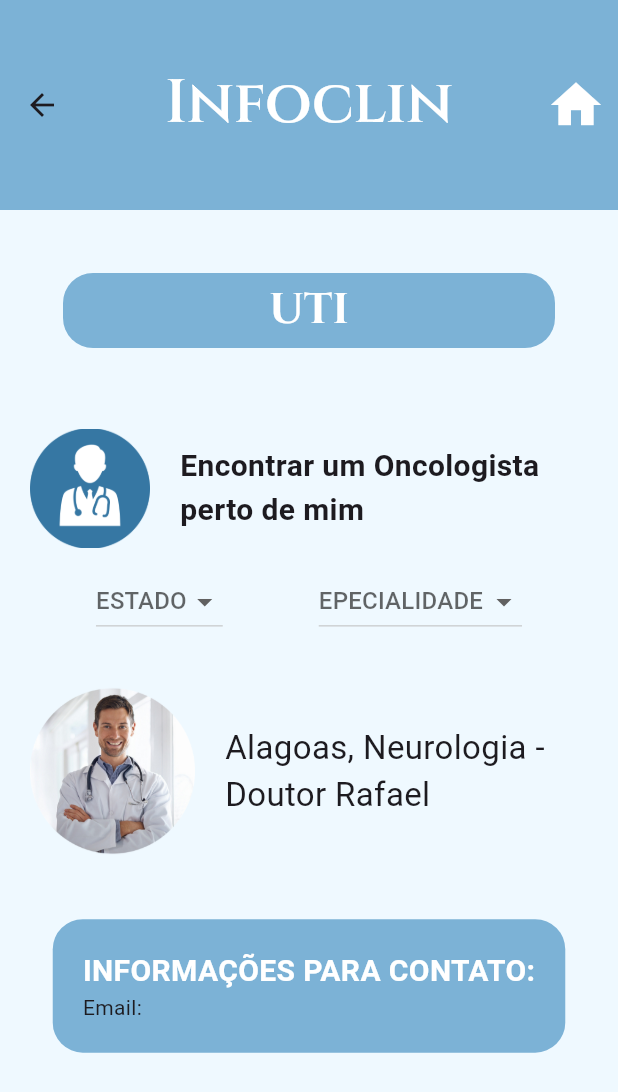
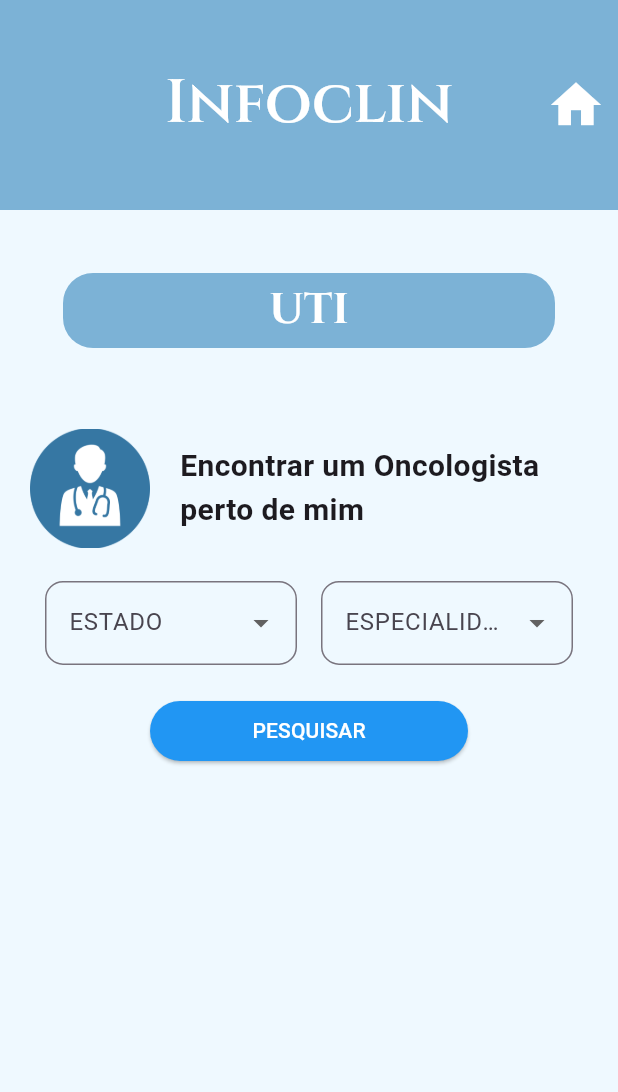
Before and after one commit to leticiavital/Pmovel, a Flutter app: the UTI_page screen opened directly, on a phone screen of 412 x 824 dp. Shown: the top 1092 px of the screen. Run offline on Flutter 3.47's test engine with Material 3 defaults, Android fonts, the phone set to English and light mode, and no system bars; our stand-ins replace google_fonts, sqflite; accounts and stored records are empty; Roboto replaces fonts that are missing (Cairo).

Commit message:
banco funcionando!!!

```diff
--- a/lib/db/db_helper.dart
+++ b/lib/db/db_helper.dart
@@ -32,7 +32,14 @@ class DBHelper {
     await db.execute(sql);
 
     sql =
-    "INSERT INTO Medico(nome, especialidade, estado, email, urlImage) VALUES ('Dra Fernanda' ,'Neurologia', 'Alagoas', 'drafernanda@gmail.com', 'https://encrypted-tbn0.gstatic.com/images?q=tbn:ANd9GcQPd1ag04qAxUqyFsA1waifXN9eNnce45gdKQ&s');";
+    "INSERT INTO Medico(nome, especialidade, estado, email, urlImage) VALUES ('Dra Fernanda' ,'Neurologia', 'AL', 'drafernanda@gmail.com', 'https://encrypted-tbn0.gstatic.com/images?q=tbn:ANd9GcQPd1ag04qAxUqyFsA1waifXN9eNnce45gdKQ&s');";
     await db.execute(sql);
+
+    sql =
+    "INSERT INTO Medico(nome, especialidade, estado, email, urlImage) VALUES ('Dra Fernanda' ,'Neurologia', 'AL', 'drafernanda@gmail.com', 'https://encrypted-tbn0.gstatic.com/images?q=tbn:ANd9GcQPd1ag04qAxUqyFsA1waifXN9eNnce45gdKQ&s');";
+    await db.execute(sql);
+
+
   }
+
 }
--- a/lib/db/medicos_dao.dart
+++ b/lib/db/medicos_dao.dart
@@ -10,7 +10,21 @@ class MedicosDao {
 
     List<Medico> listaMedicos = [];
 
-    await Future.delayed(Duration(seconds: 3));
+    // ForEach
+    for (var json in result) {
+      Medico medico = Medico.fromJson(json);
+      listaMedicos.add(medico);
+    }
+
+    return listaMedicos;
+  }
+
+  Future<List<Medico>> listarPorEstadoEspecialidade(String estado, String especialidade) async {
+    Database db = await DBHelper().initDB();
+    String sql = 'SELECT * FROM Medico WHERE estado = ? and especialidade = ?;';
+    var result = await db.rawQuery(sql, [estado, especialidade]);
+
+    List<Medico> listaMedicos = [];
 
     // ForEach
     for (var json in result) {
--- a/lib/main.dart
+++ b/lib/main.dart
@@ -6,7 +6,7 @@ import 'package:infoclin2/uti_page1.dart';
 void main() {
   runApp(
     MaterialApp(
-        home: UTI_page1()
+        home: UTI_page()
     ),
   );
 }
--- a/lib/uti_page.dart
+++ b/lib/uti_page.dart
@@ -1,21 +1,74 @@
 import 'package:flutter/material.dart';
 import 'package:google_fonts/google_fonts.dart';
+import 'package:infoclin2/domain/medico.dart';
+
+import 'db/medicos_dao.dart';
 
 class UTI_page extends StatefulWidget {
-  const UTI_page({super.key});
+
+  const UTI_page({Key? key}) : super(key: key);
 
   @override
   State<UTI_page> createState() => _UTI_page();
 }
 
 class _UTI_page extends State<UTI_page> {
+
+  String? estadoselecionado;
+  String? especialidadeselecionada;
+
+  final List<String> estados = [
+    'AC',
+    'AL',
+    'AP',
+    'AM',
+    'BA',
+    'CE',
+    'ES',
+    'GO',
+    'MA',
+    'MT',
+    'MS',
+    'MG',
+    'PA',
+    'PB',
+    'PR',
+    'PE',
+    'PI',
+    'RJ',
+    'RN',
+    'SC',
+    'SE',
+    'TO',
+    'DF'
+  ];
+
+  final List<String> especialidades = [
+    'Cardiologia',
+    'Ortopedia',
+    'Neurologia',
+    'Pediatria',
+    'Oftalmologia',
+    'Dermatologia',
+  ];
+
+  bool _mostrarContainer = false;
+
+  List listaMedicos = [];
+
+  loadData(String estado, String especialidade) async {
+    listaMedicos = await MedicosDao().listarPorEstadoEspecialidade(estado, especialidade);
+    setState(() {});
+  }
+
+
   @override
   Widget build(BuildContext context) {
     return SafeArea(
       child: Scaffold(
         appBar: buildAppBar(),
         backgroundColor: Color(0xffeff9ff),
-        body: Column(
+        body: ListView(
           children: [
             Container(
               padding: EdgeInsets.symmetric(horizontal: 5.0, vertical: 5.0),
@@ -59,190 +112,84 @@ class _UTI_page extends State<UTI_page> {
                 ),
               ],
             ),
-            Row(
-              mainAxisAlignment: MainAxisAlignment.spaceEvenly,
+            Padding(
+              padding: const EdgeInsets.symmetric(horizontal: 30, vertical: 10),
+              child: Row(
                 children: [
-                DropdownButton(
-                    hint: Text('ESTADO'),
-                    items: const [
-                      DropdownMenuItem(
-                        child: Text('AC'),
-                        value: ('ESTADO'),
-                      ),
-                      DropdownMenuItem(
-                        child: Text('AL'),
-                        value: ('ESTADO'),
-                      ),
-                      DropdownMenuItem(
-                        child: Text('AP'),
-                        value: ('ESTADO'),
-                      ),
-                      DropdownMenuItem(
-                        child: Text('AM'),
-                        value: ('ESTADO'),
-                      ),
-                      DropdownMenuItem(
-                        child: Text('BA'),
-                        value: ('ESTADO'),
-                      ),
-                      DropdownMenuItem(
-                        child: Text('CE'),
-                        value: ('ESTADO'),
-                      ),
-                      DropdownMenuItem(
-                        child: Text('ES'),
-                        value: ('ESTADO'),
-                      ),
-                      DropdownMenuItem(
-                        child: Text('GO'),
-                        value: ('ESTADO'),
-                      ),
-                      DropdownMenuItem(
-                        child: Text('MA'),
-                        value: ('ESTADO'),
-                      ),
-                      DropdownMenuItem(
-                        child: Text('MT'),
-                        value: ('ESTADO'),
-                      ),
-                      DropdownMenuItem(
-                        child: Text('MS'),
-                        value: ('ESTADO'),
-                      ),
-                      DropdownMenuItem(
-                        child: Text('MG'),
-                        value: ('ESTADO'),
-                      ),
-                      DropdownMenuItem(
-                        child: Text('PA'),
-                        value: ('ESTADO'),
-                      ),
-                      DropdownMenuItem(
-                        child: Text('PB'),
-                        value: ('ESTADO'),
-                      ),
-                      DropdownMenuItem(
-                        child: Text('PR'),
-                        value: ('ESTADO'),
-                      ),
-                      DropdownMenuItem(
-                        child: Text('PE'),
-                        value: ('ESTADO'),
-                      ),
-                      DropdownMenuItem(
-                        child: Text('PI'),
-                        value: ('ESTADO'),
-                      ),
-                      DropdownMenuItem(
-                        child: Text('RJ'),
-                        value: ('ESTADO'),
-                      ),
-                      DropdownMenuItem(
-                        child: Text('RN'),
-                        value: ('ESTADO'),
-                      ),
-                      DropdownMenuItem(
-                        child: Text('RS'),
-                        value: ('ESTADO'),
-                      ),
-                      DropdownMenuItem(
-                        child: Text('RO'),
-                        value: ('ESTADO'),
-                      ),
-                      DropdownMenuItem(
-                        child: Text('RR'),
-                        value: ('ESTADO'),
-                      ),
-                      DropdownMenuItem(
-                        child: Text('SC'),
-                        value: ('ESTADO'),
-                      ),
-                      DropdownMenuItem(
-                        child: Text('SE'),
-                        value: ('ESTADO'),
-                      ),
-                      DropdownMenuItem(
-                        child: Text('TO'),
-                        value: ('ESTADO'),
-                      ),
-                      DropdownMenuItem(
-                        child: Text('DF'),
-                        value: ('ESTADO'),
-                      ),
-                    ],
-                    onChanged: (value) {}),
-
-                  DropdownButton(
-                      hint: Text('EPECIALIDADE'),
-                      items: const [
-                        DropdownMenuItem(
-                          child: Text('ORTOPEDIA'),
-                          value: ('ESPECIALIDADE'),
-                        ),
-                        DropdownMenuItem(
-                          child: Text('NEUROLOGIA'),
-                          value: ('ESPECIALIDADE'),
-                        ),
-                        DropdownMenuItem(
-                          child: Text('PEDIATRA'),
-                          value: ('ESPECIALIDADE'),
-                        ),
-                        DropdownMenuItem(
-                          child: Text('OFTAMOLOGIA'),
-                          value: ('ESPECIALIDADE'),
-                        ),
-                        DropdownMenuItem(
-                          child: Text(''),
-                          value: ('ESPECIALIDADE'),
-                        ),
-                      ],
-                      onChanged: (value) {}),
-              ],
-            ),
-            Row(
-              children: [
-                Container(
-                  padding:
-                  EdgeInsets.symmetric(horizontal: 10.0, vertical: 10.0),
-                  margin: EdgeInsets.all(10.0),
-                  child: Image.asset(
-                    'assets/medico2.png',
-                    width: 110,
+                  // Dropdown de Estado
+                  Expanded(
+                    child: DropdownButtonFormField<String>(
+                      value: estadoselecionado,
+                      decoration: InputDecoration(
+                        labelText: "ESTADO",
+                        border: OutlineInputBorder(
+                          borderRadius: BorderRadius.circular(12),
                         ),
                       ),
+                      items: estados.map((String estado) {
+                        return DropdownMenuItem<String>(
+                          value: estado,
+                          child: Text(estado),
+                        );
+                      }).toList(),
+                      onChanged: (String? novoValor) {
+                        setState(() {
+                          estadoselecionado = novoValor;
+                        });
+                      },
+                    ),
+                  ),
+
+                  SizedBox(width: 16), // Espaço entre os dois dropdowns
+
+                  // Dropdown de Especialidade
                   Expanded(
-                  child: Text(
-                    'Alagoas, Neurologia - Doutor Rafael',
-                    maxLines: 2,
-                    style: GoogleFonts.cairo(
-                      fontSize: 22,
+                    child: DropdownButtonFormField<String>(
+                      value: especialidadeselecionada,
+                      decoration: InputDecoration(
+                        labelText: "ESPECIALIDADE",
+                        border: OutlineInputBorder(
+                          borderRadius: BorderRadius.circular(12),
                         ),
+                      ),
+                      items: especialidades.map((String esp) {
+                        return DropdownMenuItem<String>(
+                          value: esp,
+                          child: Text(esp),
+                        );
+                      }).toList(),
+
+                      onChanged: (String? novaEsp) {
+                        setState(() {
+                          especialidadeselecionada = novaEsp;
+                        });
+                      },
                     ),
                   ),
                 ],
               ),
+            ),
             Container(
-                  padding:
-                  EdgeInsets.symmetric(horizontal: 20.0, vertical: 20.0),
-                  margin: EdgeInsets.all(10.0),
-                  decoration: BoxDecoration(
-                    color: Color(0xFF7cb2d6),
-                    borderRadius: BorderRadius.circular(20.0)
+              margin: EdgeInsets.symmetric(horizontal: 100, vertical: 10),
+              child: ElevatedButton(
+                  onPressed: () {
+                    loadData(estadoselecionado!, especialidadeselecionada!);
+                  },
+                  style: ElevatedButton.styleFrom(
+                    foregroundColor: Colors.white, backgroundColor: Colors.blue,
                 ),
-                  child: Column(
-                    crossAxisAlignment: CrossAxisAlignment.start,
-                    children: [
-                      Text("INFORMAÇÕES PARA CONTATO:",
-                      style: GoogleFonts.cairo(
-                        fontWeight: FontWeight.bold,
-                        fontSize: 20,
-                        color: Colors.white
+                  child: const Text('PESQUISAR'),
               ),
             ),
-                      Text("Email: ")
-                    ],
-                  ),
-                ),
+
+            ListView.builder(
+              shrinkWrap: true,
+              itemCount: listaMedicos.length,
+              itemBuilder: (context, i) {
+                return buildMedico(listaMedicos[i]);
+              },
+            )
+
             ],
                       ),
                 ),
@@ -273,3 +220,39 @@ buildAppBar() {
     backgroundColor: Color(0xFF7cb2d6),
   );
 }
+buildMedico(Medico m){
+  return Container(
+    padding:
+    EdgeInsets.symmetric(horizontal: 10.0, vertical: 10.0),
+    margin: EdgeInsets.all(20.0),
+    decoration: BoxDecoration(
+        color: Color(0xFF7cb2d6),
+      borderRadius: BorderRadius.circular(20)
+    ),
+    child: Column(
+      crossAxisAlignment: CrossAxisAlignment.start,
+      children: [
+        Row(
+        children: [
+          ClipRRect(
+            child: Image.network(m.urlImage,
+              width: 100,),
+            borderRadius: BorderRadius.circular(1000),
+          ),
+          Spacer(),
+          Column(
+            crossAxisAlignment: CrossAxisAlignment.end,
+            children: [
+              Text(m.nome),
+              Text(m.estado),
+              Text(m.email),
+            ],
+          )
+
+  ],
+        ),
+      ],
+    )
+
+  );
+}
--- a/lib/uti_page1.dart
+++ b/lib/uti_page1.dart
@@ -11,18 +11,6 @@ class UTI_page1 extends StatefulWidget {
 
 class _UTI_page1 extends State<UTI_page1> {
 
-  List listaPropriedades = [];
-
-  @override
-  void initState() {
-    super.initState();
-    //loadData();
-  }
-
-  /*loadData() async {
-    listaPropriedades = await MedicosDao().listarMedicos();
-    setState(() {});
-  }*/
 
   Widget build(BuildContext context) {
     return SafeArea(
```
Lines whose indentation alone changed are shown as unchanged.
